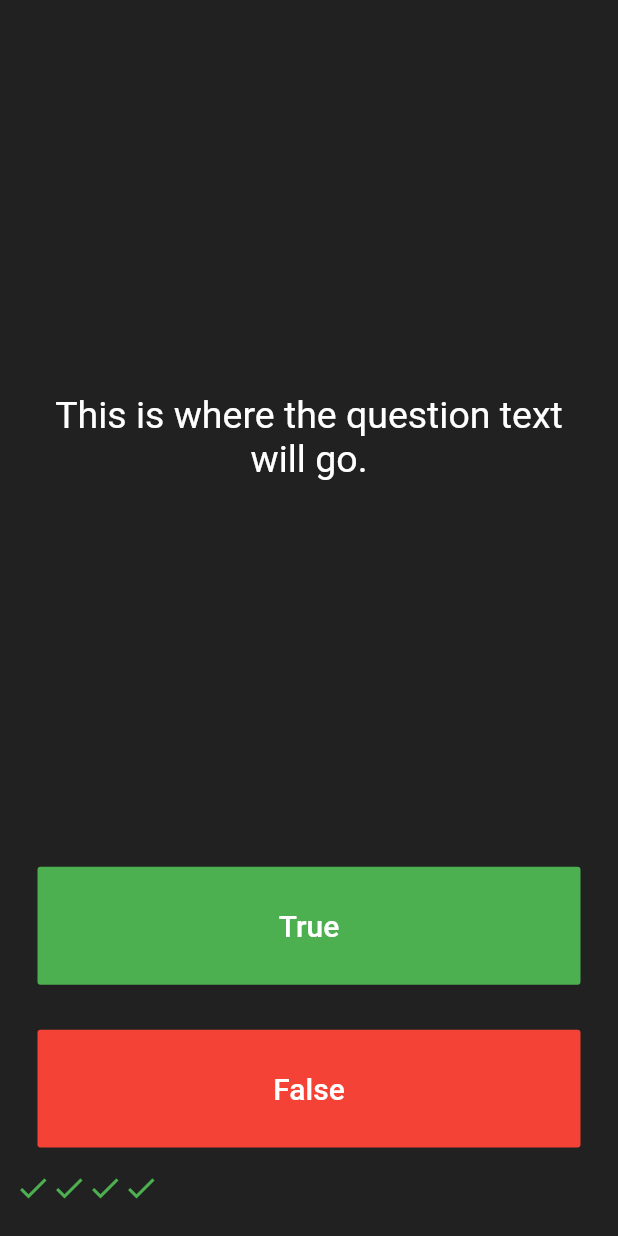
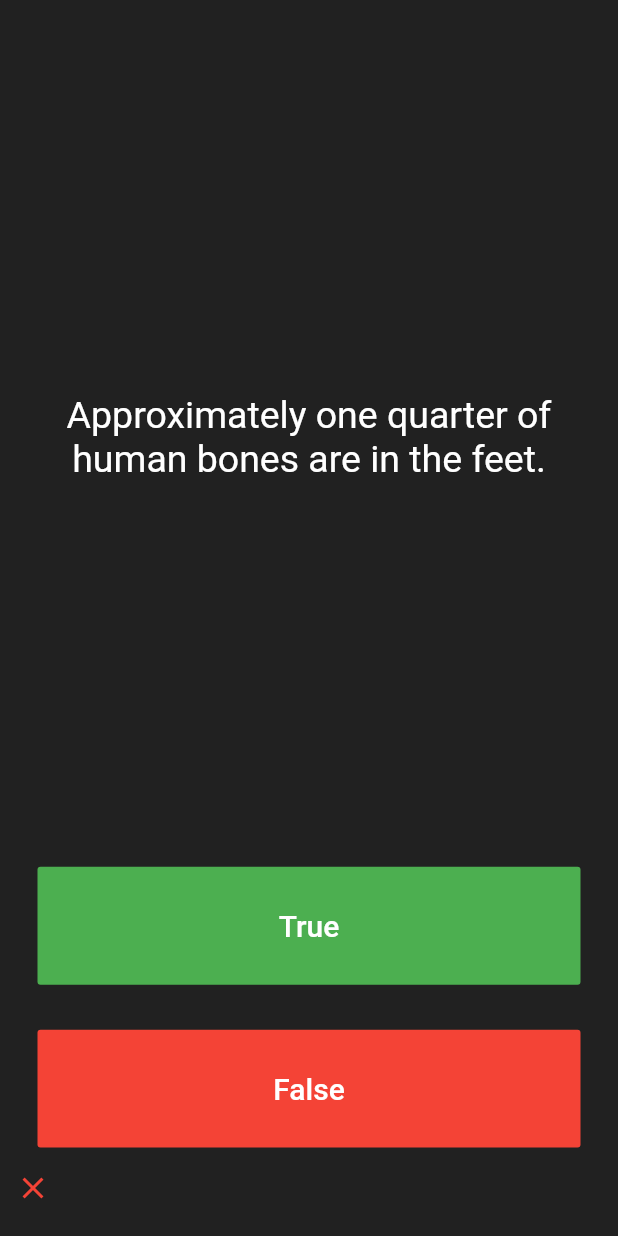
Before and after one commit to DauntlessDev/Quizzler, a Flutter app: the screen it shows after launch, after a tap on "True", on a phone screen of 412 x 824 dp. Run offline on Flutter 3.47's test engine with Material 2 defaults, Android fonts, the phone set to English and light mode, and no system bars; our stand-ins replace rflutter_alert.

Commit message:
finished project

```diff
--- a/lib/main.dart
+++ b/lib/main.dart
@@ -1,4 +1,6 @@
 import 'package:flutter/material.dart';
+import 'package:quizzler/quizbrain.dart';
+import 'package:rflutter_alert/rflutter_alert.dart';
 
 void main() => runApp(Quizzler());
 
@@ -25,12 +27,57 @@ class QuizPage extends StatefulWidget {
 }
 
 class _QuizPageState extends State<QuizPage> {
-  List<Icon> scoreKeeper = [
+  List<Icon> scoreKeeper = [];
+  int score;
+  final quizBrain = QuizBrain();
 
-                  Icon(Icons.check, color: Colors.green),
-                  Icon(Icons.check, color: Colors.green),
-                  Icon(Icons.check, color: Colors.green),
-  ];
+  void addScore(bool answerState) {
+    setState(() {
+      if (answerState) {
+        score++;
+        scoreKeeper.add(
+          Icon(Icons.check, color: Colors.green),
+        );
+      } else {
+        scoreKeeper.add(
+          Icon(Icons.close, color: Colors.red),
+        );
+      }
+      quizBrain.nextQuestion();
+    });
+  }
+
+  void doAllProcess(bool buttonState) {
+    if (quizBrain.isFinished()) {
+      addScore(quizBrain.getAnswer() == buttonState);
+      Alert(
+        context: context,
+        type: AlertType.success,
+        title: "Game is finished.",
+        desc: "You have answered all the questions. \n\nYou got $score/${quizBrain.getTotalQuestions()}! ",
+        buttons: [
+          DialogButton(
+            child: Text(
+              "OKAY",
+              style: TextStyle(color: Colors.white, fontSize: 20),
+            ),
+            onPressed: () {
+              Navigator.pop(context);
+              setState(() {
+                score = 0;
+                scoreKeeper.clear();
+                quizBrain.resetQuestionNumber();
+              });
+            },
+            width: 120,
+          )
+        ],
+      ).show();
+    } else {
+      addScore(quizBrain.getAnswer() == buttonState);
+    }
+  }
+
   @override
   Widget build(BuildContext context) {
     return Padding(
@@ -45,7 +92,7 @@ class _QuizPageState extends State<QuizPage> {
               padding: EdgeInsets.all(10.0),
               child: Center(
                 child: Text(
-                  'This is where the question text will go.',
+                  quizBrain.getQuestion(),
                   textAlign: TextAlign.center,
                   style: TextStyle(
                     fontSize: 25.0,
@@ -69,11 +116,7 @@ class _QuizPageState extends State<QuizPage> {
                   ),
                 ),
                 onPressed: () {
-                  setState(() {
-                    scoreKeeper.add(
-                      Icon(Icons.check, color: Colors.green),
-                    );
-                  });
+                  doAllProcess(true);
                 },
               ),
             ),
@@ -91,7 +134,7 @@ class _QuizPageState extends State<QuizPage> {
                   ),
                 ),
                 onPressed: () {
-                  //The user picked false.
+                  doAllProcess(false);
                 },
               ),
             ),
@@ -102,9 +145,3 @@ class _QuizPageState extends State<QuizPage> {
     );
   }
 }
-
-/*
-question1: 'You can lead a cow down stairs but not up stairs.', false,
-question2: 'Approximately one quarter of human bones are in the feet.', true,
-question3: 'A slug\'s blood is green.', true,
-*/
--- /dev/null
+++ b/lib/questionset.dart
@@ -0,0 +1,6 @@
+class QuestionSet {
+  QuestionSet(this.question, this.correctAnswer);
+
+  bool correctAnswer;
+  String question;
+}
--- /dev/null
+++ b/lib/quizbrain.dart
@@ -0,0 +1,37 @@
+import 'package:quizzler/questionset.dart';
+
+class QuizBrain {
+  int _questionNumber = 0;
+
+  void nextQuestion(){
+    if (_questionNumber < _questionList.length -1) {
+    _questionNumber++;
+    }
+  }
+
+  bool isFinished(){
+    return (_questionNumber == _questionList.length -1);
+  }
+
+  void resetQuestionNumber(){
+    _questionNumber = 0;
+  }
+
+
+  List<QuestionSet> _questionList = [
+    QuestionSet('You can lead a cow down stairs but not up stairs.', false),
+    QuestionSet('Approximately one quarter of human bones are in the feet.', true),
+    QuestionSet('A slug\'s blood is green.', true)
+  ];
+
+  String getQuestion(){
+    return _questionList[_questionNumber].question;
+  }
+  bool getAnswer(){
+    return _questionList[_questionNumber].correctAnswer;
+  }
+
+  int getTotalQuestions(){
+    return _questionList.length;
+  }
+}
--- a/pubspec.yaml
+++ b/pubspec.yaml
@@ -15,6 +15,7 @@ environment:
 dependencies:
   flutter:
     sdk: flutter
+  rflutter_alert: ^1.0.3
 
   # The following adds the Cupertino Icons font to your application.
   # Use with the CupertinoIcons class for iOS style icons.
```
